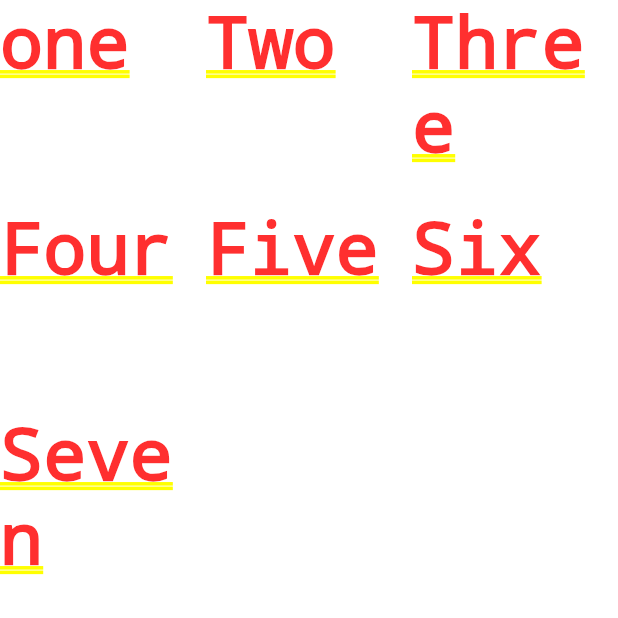
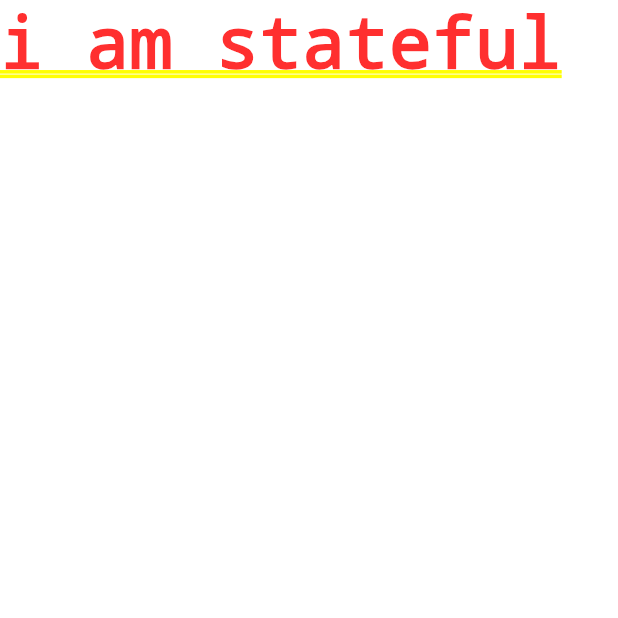
Before and after one commit to PhalugunaRao/E-commerce-App-using-flutter, a Flutter app: the screen it shows after launch, on a phone screen of 412 x 824 dp, the top half of it. Run offline on Flutter 3.47's test engine with Material 2 defaults, Android fonts, the phone set to English and light mode, and no system bars.

Commit message:
statefull and stateless widgest

```diff
--- /dev/null
+++ b/lib/home.dart
@@ -0,0 +1,30 @@
+import 'package:flutter/material.dart';
+
+/*
+//StatelessWidget
+class HomePage extends StatelessWidget {
+  @override
+  Widget build(BuildContext context) {
+    return Container(
+      color: Colors.blue,
+      child: Text("Geethika",
+          style: TextStyle(color:Colors.white)
+      ),
+    );
+  }
+}*/
+
+class HomePage extends StatefulWidget {
+
+  @override
+  _HomePageState createState() => _HomePageState();
+}
+
+class _HomePageState extends State<HomePage> {
+  @override
+  Widget build(BuildContext context) {
+    return Container(
+      child: Text('i am stateful'),
+    );
+  }
+}
--- a/lib/main.dart
+++ b/lib/main.dart
@@ -1,21 +1,11 @@
 import 'package:flutter/material.dart';
 
+import 'home.dart';
 
 void main(){
   runApp(
-    new MaterialApp(
-      home: GridView.count(crossAxisCount: 3,
-        children: <Widget>[
-          Text('one'),
-          Text('Two'),
-          Text('Three'),
-          Text('Four'),
-          Text('Five'),
-          Text('Six'),
-          Text('Seven')
-        ],
-      ),
-
+    MaterialApp(
+      home:HomePage()
     )
   );
 }
```
Also changed, not shown: 1 other file.
